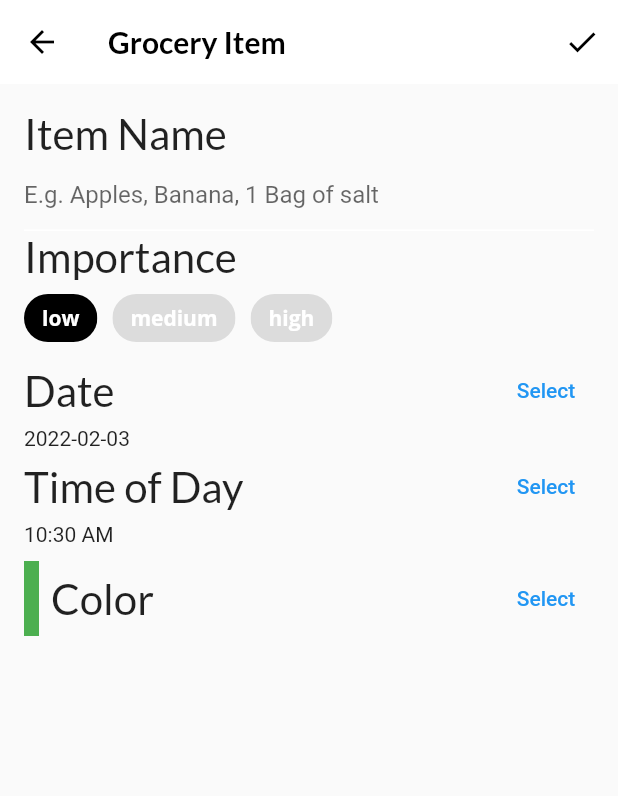
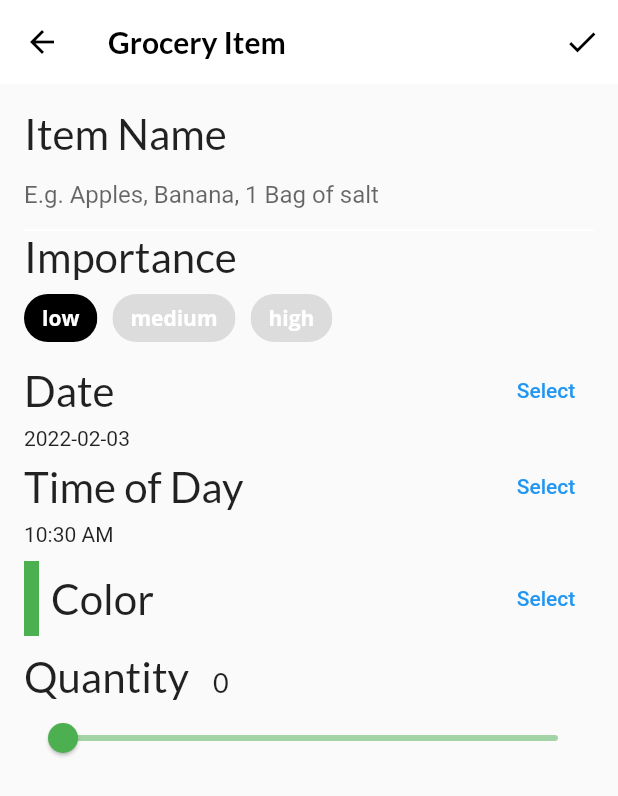
Before and after one commit to tommycp-flutter-apprentice/06-interactive-widgets, a Flutter app: the screen it shows after launch, item 3 of the bottom bar chosen, after a tap on the "add" icon, on a phone screen of 412 x 824 dp. Shown: the top 796 px of the screen. Run offline on Flutter 3.47's test engine with Material 2 defaults, Android fonts, the phone set to English and light mode, and no system bars; our stand-ins replace flutter_colorpicker, google_fonts; project files that could hold a hidden picture were left out.

Commit message:
6.9 Creating the screen to add grocery items: Building a quantity widget

```diff
--- a/fooderlich/lib/screens/grocery_item_screen.dart
+++ b/fooderlich/lib/screens/grocery_item_screen.dart
@@ -113,7 +113,8 @@ class _GroceryItemScreenState extends State<GroceryItemScreen> {
             buildTimeField(context),
             const SizedBox(height: 10.0),
             buildColorPicker(context),
-            // TODO 18: Add slider
+            const SizedBox(height: 10.0),
+            buildQuantityField(),
             // TODO 19: Add Grocery Tile
           ],
         ),
@@ -360,5 +361,52 @@ class _GroceryItemScreenState extends State<GroceryItemScreen> {
     );
   }
 
-  // TODO: Add buildQuantityField()
+  Widget buildQuantityField() {
+    // Lay out your widgets vertically, using a Column.
+    return Column(
+      crossAxisAlignment: CrossAxisAlignment.start,
+      children: [
+        // Add a title and the quantity labels to the quantity section
+        // by creating a Row that contains two Texts.
+        // You use a SizedBox to separate the Texts.
+        Row(
+          crossAxisAlignment: CrossAxisAlignment.baseline,
+          textBaseline: TextBaseline.alphabetic,
+          children: [
+            Text(
+              'Quantity',
+              style: GoogleFonts.lato(fontSize: 28.0),
+            ),
+            const SizedBox(width: 16.0),
+            Text(
+              _currentSliderValue.toInt().toString(),
+              style: GoogleFonts.lato(fontSize: 18.0),
+            ),
+          ],
+        ),
+        // Add a Slider.
+        Slider(
+          // Set the active and inactive colors.
+          inactiveColor: _currentColor.withOpacity(0.5),
+          activeColor: _currentColor,
+          // Set the current slider value.
+          value: _currentSliderValue.toDouble(),
+          // Set the slider’s minimum and maximum value.
+          min: 0.0,
+          max: 100.0,
+          // Set how you want the slider to increment.
+          divisions: 100,
+          // Set the label above the slider. Here, you want to show
+          // the current value above the slider.
+          label: _currentSliderValue.toInt().toString(),
+          // Update _currentSliderValue when the value changes.
+          onChanged: (double value) {
+            setState(() {
+              _currentSliderValue = value.toInt();
+            });
+          },
+        ),
+      ],
+    );
+  }
 }
```
